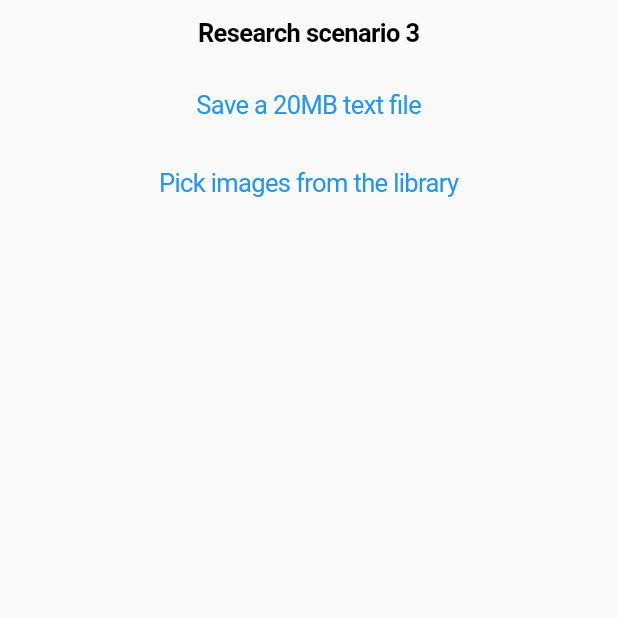
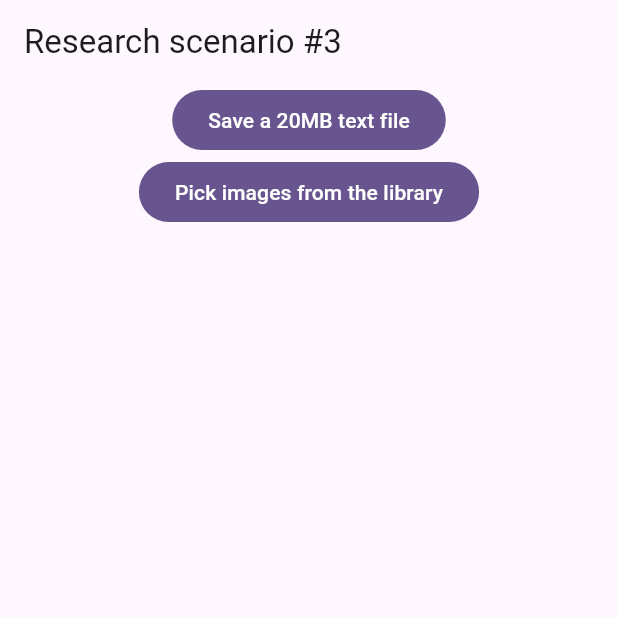
Before and after one commit to macSro/Masters-Thesis, a Flutter app: the screen it shows after launch, on a phone screen of 412 x 824 dp, the top half of it. Run offline on Flutter 3.47's test engine with Material 2 defaults, Android fonts, the phone set to English and light mode, and no system bars; our stand-ins replace image_picker.

Commit message:
Flutter: Research scenario 3 modifier. Now complete.

```diff
--- a/flutter_file/lib/main.dart
+++ b/flutter_file/lib/main.dart
@@ -2,6 +2,8 @@ import 'dart:io';
 
 import 'package:flutter/cupertino.dart';
 import 'package:flutter/material.dart';
+import 'package:flutter_file/my_button.dart';
+import 'package:flutter_file/my_scaffold.dart';
 import 'package:flutter_file/text.dart';
 import 'package:image_picker/image_picker.dart';
 import 'package:path_provider/path_provider.dart';
@@ -13,20 +15,21 @@ void main() {
 class MyApp extends StatelessWidget {
   const MyApp({super.key});
 
-  // This widget is the root of your application.
   @override
   Widget build(BuildContext context) {
-    return const MaterialApp(
+    return MaterialApp(
       title: 'Flutter Demo',
-      home: MyHomePage(title: 'Research scenario 3'),
+      theme: ThemeData(
+        colorScheme: ColorScheme.fromSeed(seedColor: Colors.deepPurple),
+        useMaterial3: true,
+      ),
+      home: const MyHomePage(),
     );
   }
 }
 
 class MyHomePage extends StatefulWidget {
-  const MyHomePage({super.key, required this.title});
-
-  final String title;
+  const MyHomePage({super.key});
 
   @override
   State<MyHomePage> createState() => _MyHomePageState();
@@ -39,30 +42,25 @@ class _MyHomePageState extends State<MyHomePage> {
 
   @override
   Widget build(BuildContext context) {
-    return CupertinoPageScaffold(
-      navigationBar: CupertinoNavigationBar(
-        middle: Text(widget.title),
-      ),
-      child: SafeArea(
-        child: Center(
+    return MyScaffold(
+      title: 'Research scenario #3',
       child: Column(
         children: [
-              CupertinoButton(
-                child: const Text('Save a 20MB text file'),
+          MyButton(
+            label: 'Save a 20MB text file',
             onPressed: () => _saveFile(context),
           ),
-              CupertinoButton(
-                child: const Text('Pick images from the library'),
+          MyButton(
+            label: 'Pick images from the library',
             onPressed: () => _pickImages(),
           ),
-              const SizedBox(height: 16),
+          const SizedBox(height: 8),
           Expanded(
             child: Padding(
               padding: const EdgeInsets.all(8.0),
               child: GridView.builder(
                 itemCount: _pickedImages.length,
-                    gridDelegate:
-                        const SliverGridDelegateWithFixedCrossAxisCount(
+                gridDelegate: const SliverGridDelegateWithFixedCrossAxisCount(
                   crossAxisCount: 2,
                 ),
                 itemBuilder: (BuildContext context, int index) => Padding(
@@ -77,25 +75,31 @@ class _MyHomePageState extends State<MyHomePage> {
           ),
         ],
       ),
-        ),
-      ),
     );
   }
 
   void _saveFile(context) async {
-    Stopwatch stopwatch = Stopwatch()..start();
     final path = (await getApplicationDocumentsDirectory()).path;
     final file = File('$path/savedFile.txt');
     await file.writeAsString(longText);
-    print('File saved in ${stopwatch.elapsed.inMilliseconds}ms');
     showCupertinoDialog(
       context: context,
-      builder: (context) => CupertinoAlertDialog(
+      builder: (context) => Platform.isIOS
+          ? CupertinoAlertDialog(
               title: const Text('File saved.'),
               actions: [
                 CupertinoDialogAction(
                   child: const Text('Close'),
                   onPressed: () => Navigator.of(context).pop(),
+                )
+              ],
+            )
+          : AlertDialog(
+              title: const Text('File saved.'),
+              actions: [
+                TextButton(
+                  onPressed: () => Navigator.of(context).pop(),
+                  child: const Text('Close'),
                 )
               ],
             ),
--- /dev/null
+++ b/flutter_file/lib/my_button.dart
@@ -0,0 +1,18 @@
+import 'dart:io';
+
+import 'package:flutter/cupertino.dart';
+import 'package:flutter/material.dart';
+
+class MyButton extends StatelessWidget {
+  const MyButton({super.key, required this.label, required this.onPressed});
+
+  final String label;
+  final void Function() onPressed;
+
+  @override
+  Widget build(BuildContext context) {
+    return Platform.isIOS
+        ? CupertinoButton(onPressed: onPressed, child: Text(label))
+        : FilledButton(onPressed: onPressed, child: Text(label));
+  }
+}
--- /dev/null
+++ b/flutter_file/lib/my_scaffold.dart
@@ -0,0 +1,26 @@
+import 'dart:io';
+
+import 'package:flutter/cupertino.dart';
+import 'package:flutter/material.dart';
+
+class MyScaffold extends StatelessWidget {
+  const MyScaffold({super.key, required this.title, required this.child});
+
+  final String title;
+  final Widget child;
+
+  @override
+  Widget build(BuildContext context) {
+    return Platform.isIOS
+        ? CupertinoPageScaffold(
+            navigationBar: CupertinoNavigationBar(
+              middle: Text(title),
+            ),
+            child: SafeArea(child: child),
+          )
+        : Scaffold(
+            appBar: AppBar(title: Text(title)),
+            body: SafeArea(child: child),
+          );
+  }
+}
```
Lines whose indentation alone changed are shown as unchanged.
